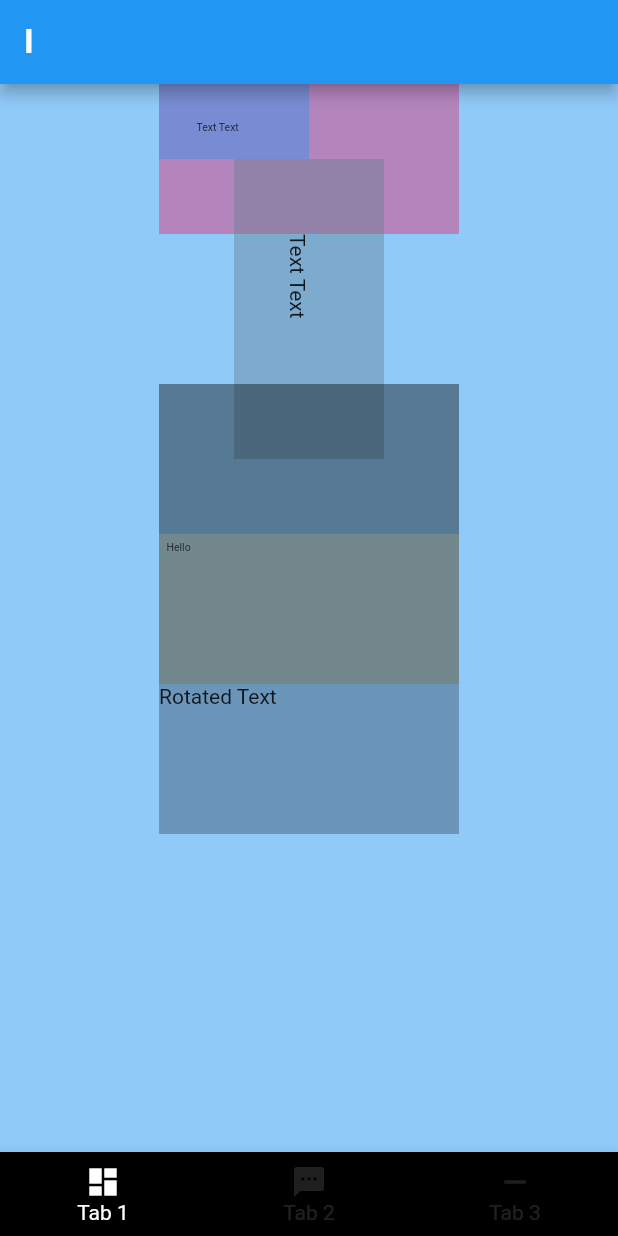
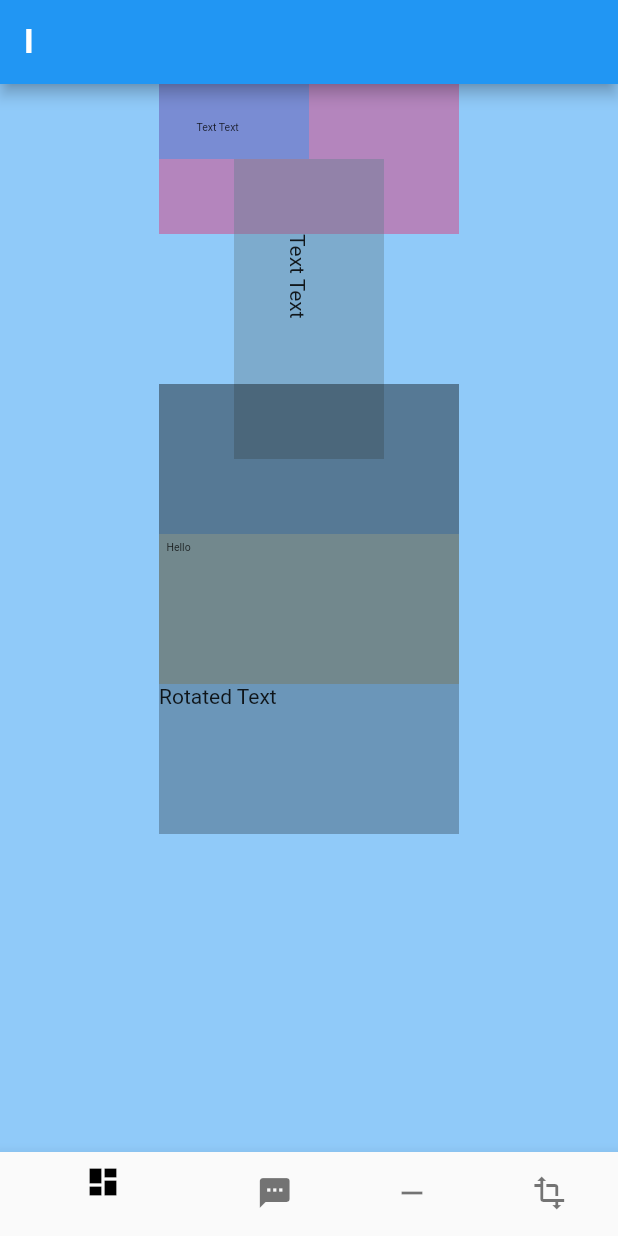
Before and after one commit to tonycn/flutter_playground, a Flutter app: the screen it shows after launch, on a phone screen of 412 x 824 dp. Run offline on Flutter 3.47's test engine with Material 2 defaults, Android fonts, the phone set to English and light mode, and no system bars; our stand-ins replace image_gallery_saver, permission_handler.

Commit message:
experiment 1

```diff
--- a/lib/app_home_screen.dart
+++ b/lib/app_home_screen.dart
@@ -1,6 +1,7 @@
 import 'package:flutter/material.dart';
 import 'package:flutter_playground/default_screen.dart';
 import 'package:flutter_playground/gesture_test_screen.dart';
+import 'package:flutter_playground/transform2_screen.dart';
 import 'package:flutter_playground/transform_screen.dart';
 
 import 'capture_screen.dart';
@@ -11,8 +12,12 @@ class HomeTabsScreen extends StatelessWidget {
 
   @override
   Widget build(BuildContext context) {
-    const tabs = [Center(child: TransformScreen()), Center(child: CaptureScreen()), Center(child: GestureTestScreen())];
-    return const HomeTabsWidget(tabs);
+    final tabs = [Center(child: TransformScreen()),
+      Center(child: CaptureScreen()),
+      Center(child: GestureTestScreen()),
+      Center(child: Transform2Screen(),)
+    ];
+    return HomeTabsWidget(tabs);
   }
 }
 
@@ -25,7 +30,7 @@ class HomeTabsWidget extends StatefulWidget {
 }
 
 class _HomeTabsWidgetState extends State<HomeTabsWidget> {
-  static const List<String> titles = [ 'I', 'II', 'III', 'IV'];
+  static const List<String> titles = [ 'I', 'II', 'III', 'IV', 'V'];
 
   int index = 0;
 
@@ -51,23 +56,27 @@ class _HomeTabsWidgetState extends State<HomeTabsWidget> {
         color: Theme.of(context).backgroundColor,
       ),
       bottomNavigationBar: BottomNavigationBar(
-        items: const [
+        items: [
           BottomNavigationBarItem(
             icon: Icon(Icons.dashboard),
-            title: Text('Tab 1'),
+            title: Text(''),
           ),
           BottomNavigationBarItem(
             icon: Icon(Icons.textsms),
-            title: Text('Tab 2'),
+            title: Text(''),
           ),
           BottomNavigationBarItem(
             icon: Icon(Icons.remove),
-            title: Text('Tab 3'),
+            title: Text(''),
+          ),
+          BottomNavigationBarItem(
+            icon: Icon(Icons.transform),
+            title: Text(''),
           ),
         ],
         currentIndex: index,
-        unselectedItemColor: Colors.white12,
-        selectedItemColor: Colors.white,
+        unselectedItemColor: Colors.black54,
+        selectedItemColor: Colors.black,
 
         unselectedFontSize: Theme.of(context).textTheme.button.fontSize,
         selectedFontSize: Theme.of(context).textTheme.button.fontSize,
--- a/pubspec.yaml
+++ b/pubspec.yaml
@@ -25,6 +25,7 @@ dependencies:
     sdk: flutter
   image_gallery_saver: '^1.5.0'
   permission_handler: ^3.1.0
+  matrix4_transform: ^1.1.4
 
 
 
```
Also changed, not shown: lib/transform2_screen.dart (added, +255 -0 lines), pubspec.lock.
